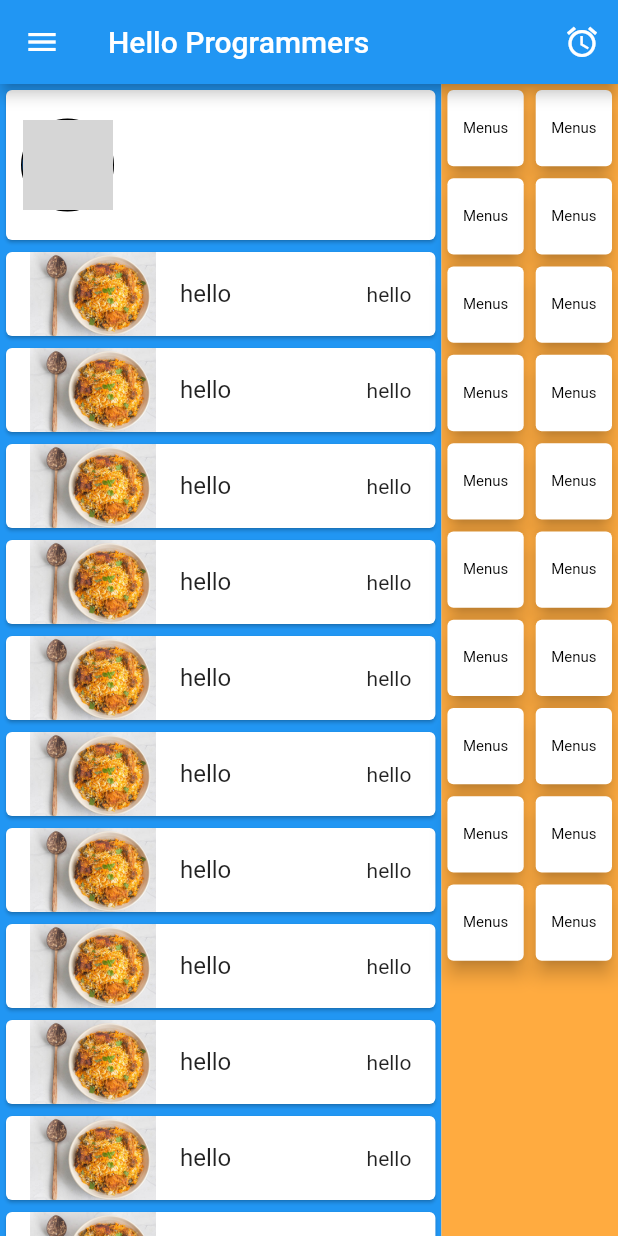
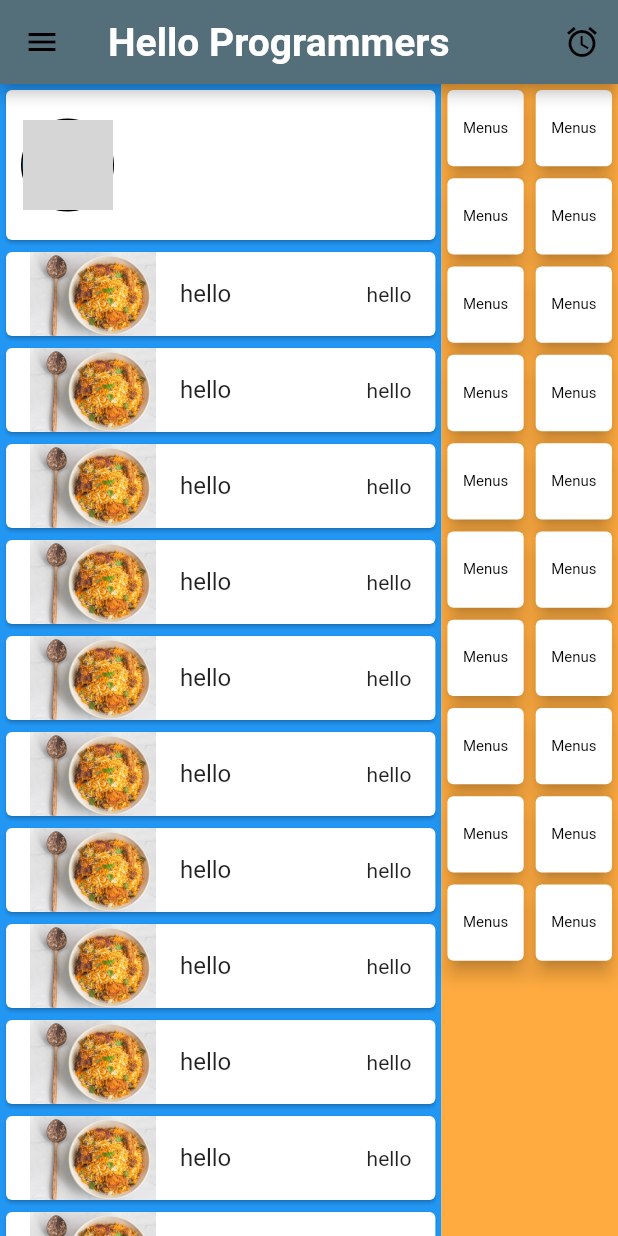
Before and after one commit to iftakher36/fluttertraining, a Flutter app: the screen it shows after launch, on a phone screen of 412 x 824 dp. Run offline on Flutter 3.47's test engine with Material 2 defaults, Android fonts, the phone set to English and light mode, and no system bars; network calls fail; grey boxes are pictures that could not be loaded.

Commit message:
responsive dashboard(updated)

```diff
--- /dev/null
+++ b/lib/app_theme.dart
@@ -0,0 +1,76 @@
+import 'package:flutter/material.dart';
+
+class AppTheme{
+
+  AppTheme._();
+
+  static final Color _iconColor = Colors.blueAccent.shade200;
+  static const Color _lightPrimaryColor = Color(0xFF546E7A);
+  static const Color _lightPrimaryVariantColor = Color(0xFF546E7A);
+  static const Color _lightSecondaryColor = Colors.green;
+  static const Color _lightOnPrimaryColor = Colors.black;
+
+  static const Color _darkPrimaryColor = Colors.white24;
+  static const Color _darkPrimaryVariantColor = Colors.black;
+  static const Color _darkSecondaryColor = Colors.white;
+  static const Color _darkOnPrimaryColor = Colors.white;
+
+  static final ThemeData lightTheme = ThemeData(
+
+      appBarTheme: const AppBarTheme(
+        titleTextStyle: TextStyle(color:_darkSecondaryColor,fontFamily: "Roboto",fontWeight: FontWeight.bold,fontSize: 26 ),
+        color: _lightPrimaryVariantColor,
+        iconTheme: IconThemeData(color: _lightOnPrimaryColor),
+      ),
+      colorScheme: const ColorScheme.light(
+        primary: _lightPrimaryColor,
+        secondary: _lightSecondaryColor,
+        onPrimary: _lightOnPrimaryColor,
+      ),
+      iconTheme: IconThemeData(
+        color: _iconColor,
+      ),
+      textTheme: _lightTextTheme,
+      dividerTheme: const DividerThemeData(
+          color: Colors.black12
+      )
+
+  );
+
+  static final ThemeData darkTheme = ThemeData(
+
+      scaffoldBackgroundColor: _darkPrimaryVariantColor,
+      appBarTheme: const AppBarTheme(
+        color: _darkPrimaryVariantColor,
+        iconTheme: IconThemeData(color: _darkOnPrimaryColor),
+      ),
+      colorScheme: const ColorScheme.dark(
+        primary: _darkPrimaryColor,
+        primaryVariant: _darkPrimaryVariantColor,
+        secondary: _darkSecondaryColor,
+        onPrimary: _darkOnPrimaryColor,
+        background: Colors.white12,
+      ),
+      iconTheme: IconThemeData(
+        color: _iconColor,
+      ),
+      textTheme: _darkTextTheme,
+      dividerTheme: const DividerThemeData(
+          color: Colors.black
+      )  );
+
+  static const TextTheme _lightTextTheme = TextTheme(
+    headline1: _lightScreenHeading1TextStyle,
+  );
+
+  static final TextTheme _darkTextTheme = TextTheme(
+    headline1: _darkScreenHeading1TextStyle,
+  );
+
+  static const TextStyle _lightScreenHeading1TextStyle =
+  TextStyle(fontSize: 26.0,fontWeight:FontWeight.bold, color: _lightOnPrimaryColor,fontFamily: "Roboto");
+
+  static final TextStyle _darkScreenHeading1TextStyle =
+  _lightScreenHeading1TextStyle.copyWith(color: _darkOnPrimaryColor);
+
+}
--- a/lib/dashboard_screen.dart
+++ b/lib/dashboard_screen.dart
@@ -19,7 +19,7 @@
 
   String change = "Hello Programmers";
   int counter = 0;
-  double size=0.0;
+  double size = 0.0;
   double values = 8.0;
   List name = [
     "Farhan",
@@ -37,16 +37,29 @@
 
   @override
   Widget build(BuildContext context) {
-    size=MediaQuery.of(context).size.width;
+    size = MediaQuery.of(context).size.width;
 
     return Scaffold(
+        drawer: size < 768
+            ? const Drawer(
+                child: SignUp(),
+              )
+            : null,
         appBar: AppBar(
           title: Text(change),
-        leading: size>768?null:IconButton(
+          leading: size > 768
+              ? null
+              : Builder(
+                builder: (context) {
+                  return IconButton(
                       icon: const Icon(Icons.menu),
                       onPressed: () {
-            _Hello;
+                        if (!Scaffold.of(context).isDrawerOpen) {
+                          Scaffold.of(context).openDrawer();
+                        }
                       },
+                    );
+                }
               ),
           actions: [
             IconButton(
@@ -62,12 +75,72 @@
         ),
         body: Row(
           children: [
-          size>768?Expanded(
+            size > 768
+                ? const Expanded(
                     flex: 2,
-            child: SingleChildScrollView(
-              scrollDirection: Axis.vertical,
+                    child: Align(
+                      alignment: Alignment.topCenter,
+                      child: SignUp(),
+                    ),
+                  )
+                : Container(),
+            Expanded(
+                flex: 5,
                 child: Container(
+                  color: Colors.blue,
+                  child: Column(
+                    children: [
+                      Card(
                         color: Colors.white,
+                        child: SizedBox(
+                          height: 100,
+                          child: Row(
+                            children: const [
+                              Padding(
+                                padding: EdgeInsets.only(left: 10),
+                                child: CircleAvatar(
+                                  radius: 31,
+                                  backgroundColor: Colors.black,
+                                  child: CircleAvatar(
+                                      radius: 30,
+                                      backgroundImage: NetworkImage(
+                                          "https://www.vhv.rs/dpng/d/426-4263064_circle-avatar-png-picture-circle-avatar-image-png.png",
+                                          scale: 1)),
+                                ),
+                              ),
+                            ],
+                          ),
+                        ),
+                      ),
+                      const Flexible(child: ListViewLayout())
+                    ],
+                  ),
+                )),
+            Expanded(
+                flex: 2,
+                child: Container(
+                  color: Colors.orangeAccent,
+                  child: const GridLayout(),
+                )),
+          ],
+        ));
+  }
+}
+
+class SignUp extends StatelessWidget {
+  const SignUp({
+    Key? key,
+  }) : super(key: key);
+
+  @override
+  Widget build(BuildContext context) {
+    return Container(
+      width: 250,
+      color: Colors.white,
+      height: double.infinity,
+      child: Column(
+        children: [
+          SingleChildScrollView(
             child: Padding(
               padding: const EdgeInsets.all(8.0),
               child: Column(
@@ -80,7 +153,9 @@
                     backgroundColor: Colors.black,
                     child: CircleAvatar(
                         radius: 50,
-                            backgroundImage:NetworkImage("https://en.wikipedia.org/wiki/Aang#/media/File:Avatar_Aang.png")),
+                        backgroundImage: NetworkImage(
+                            "https://www.vhv.rs/dpng/d/426-4263064_circle-avatar-png-picture-circle-avatar-image-png.png",
+                            scale: 1)),
                   ),
                   const TextField(
                     style: TextStyle(color: Colors.blue),
@@ -113,15 +188,14 @@
                             borderSide: BorderSide(color: Colors.black)),
                         focusedBorder: UnderlineInputBorder(
                             borderSide: BorderSide(color: Colors.blue)),
-                            prefixIcon:
-                                Icon(Icons.lock, color: Color(0xC3000000)),
+                        prefixIcon: Icon(Icons.lock, color: Color(0xC3000000)),
                       )),
                   Padding(
                     padding: const EdgeInsets.only(top: 30),
                     child: ElevatedButton(
                         style: ButtonStyle(
-                              shape: MaterialStateProperty.all(
-                                  RoundedRectangleBorder(
+                          shape:
+                              MaterialStateProperty.all(RoundedRectangleBorder(
                             borderRadius: BorderRadius.circular(25.0),
                             side: const BorderSide(
                               color: Colors.white,
@@ -141,46 +215,8 @@
               ),
             ),
           ),
-            ),
-          ):Container(),
-          Expanded(
-              flex: 5,
-              child: Container(
-                color: Colors.blue,
-                child: Column(
-                  children: [
-                    Card(
-                      color: Colors.white,
-                      child: SizedBox(
-                        height: 100,
-                        child: Row(
-                          children: const [
-                            Padding(
-                              padding: EdgeInsets.only(left: 10),
-                              child: CircleAvatar(
-                                radius: 31,
-                                backgroundColor: Colors.black,
-                                child: CircleAvatar(
-                                    radius: 30,
-                                    backgroundImage:NetworkImage("https://www.vhv.rs/dpng/d/426-4263064_circle-avatar-png-picture-circle-avatar-image-png.png",scale: 1)),
-                              ),
-                            ),
         ],
       ),
-                      ),
-                    ),
-                    const Flexible(child: ListViewLayout())
-                  ],
-                ),
-              )),
-          Expanded(
-              flex: 2,
-              child: Container(
-                color: Colors.orangeAccent,
-                child: const GridLayout(),
-              )),
-        ],
-      )
     );
   }
 }
--- a/lib/main.dart
+++ b/lib/main.dart
@@ -1,4 +1,5 @@
 import 'package:flutter/material.dart';
+import 'package:second/app_theme.dart';
 import 'package:second/dashboard_screen.dart';
 
 void main() {
@@ -14,9 +15,9 @@
     return MaterialApp(
       debugShowCheckedModeBanner: false,
       title: 'Flutter Demo',
-      theme: ThemeData(
-        primarySwatch: Colors.blue,
-      ),
+      theme: AppTheme.lightTheme,
+      darkTheme: AppTheme.darkTheme,
+      themeMode: ThemeMode.system,
       home: const DashBoardScreen(),
     );
   }
```
Lines whose indentation alone changed are shown as unchanged.
